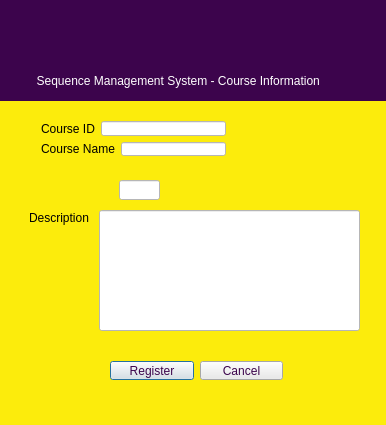
The window that Final_Project1/coursedialog.ui (xBubblesx/FinalProjectFiles) describes before a commit, drawn with Qt 5.
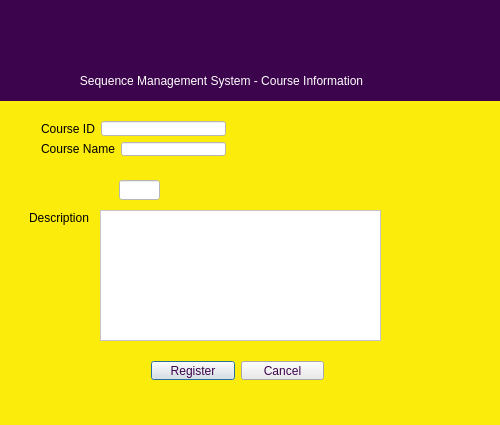
The same window after the commit. Icons and pictures are not drawn.

Diff of the .ui file:
```diff
--- a/Final_Project1/coursedialog.ui
+++ b/Final_Project1/coursedialog.ui
@@ -6,19 +6,19 @@
    <rect>
     <x>0</x>
     <y>0</y>
-    <width>386</width>
+    <width>500</width>
     <height>425</height>
    </rect>
   </property>
   <property name="minimumSize">
    <size>
-    <width>386</width>
+    <width>500</width>
     <height>425</height>
    </size>
   </property>
   <property name="maximumSize">
    <size>
-    <width>386</width>
+    <width>500</width>
     <height>425</height>
    </size>
   </property>
@@ -31,7 +31,7 @@
   <widget class="QWidget" name="layoutWidget">
    <property name="geometry">
     <rect>
-     <x>99</x>
+     <x>140</x>
      <y>350</y>
      <width>195</width>
      <height>41</height>
@@ -91,19 +91,6 @@
     <string notr="true">background-color: rgb(255, 255, 255);</string>
    </property>
   </widget>
-  <widget class="QLineEdit" name="descriptionEdit">
-   <property name="geometry">
-    <rect>
-     <x>99</x>
-     <y>210</y>
-     <width>261</width>
-     <height>121</height>
-    </rect>
-   </property>
-   <property name="styleSheet">
-    <string notr="true">background-color: rgb(255, 255, 255);</string>
-   </property>
-  </widget>
   <widget class="QWidget" name="layoutWidget">
    <property name="geometry">
     <rect>
@@ -189,7 +176,7 @@
     <rect>
      <x>-4</x>
      <y>-4</y>
-     <width>391</width>
+     <width>511</width>
      <height>71</height>
     </rect>
    </property>
@@ -206,7 +193,7 @@
     <rect>
      <x>0</x>
      <y>60</y>
-     <width>391</width>
+     <width>501</width>
      <height>41</height>
     </rect>
    </property>
@@ -215,7 +202,33 @@
 background-color: rgb(60, 4, 76);</string>
    </property>
    <property name="text">
-    <string>           Sequence Management System - Course Information</string>
+    <string>                        Sequence Management System - Course Information</string>
+   </property>
+  </widget>
+  <widget class="QTextEdit" name="descriptionEdit">
+   <property name="geometry">
+    <rect>
+     <x>100</x>
+     <y>210</y>
+     <width>281</width>
+     <height>131</height>
+    </rect>
+   </property>
+   <property name="styleSheet">
+    <string notr="true">background-color: rgb(255, 255, 255);</string>
+   </property>
+  </widget>
+  <widget class="QLabel" name="resultLabel">
+   <property name="geometry">
+    <rect>
+     <x>190</x>
+     <y>180</y>
+     <width>291</width>
+     <height>20</height>
+    </rect>
+   </property>
+   <property name="text">
+    <string/>
    </property>
   </widget>
  </widget>
```
Left out of the diff: 1 changed line with no effect on the pictures.
